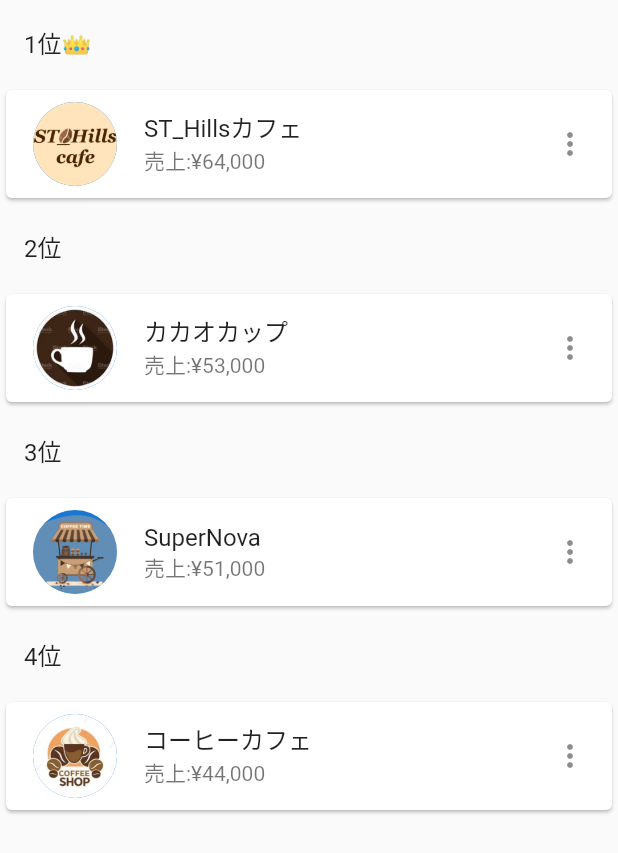
After one commit to shouhi/SEEDAS-app, a Flutter app: the MounthlyPage screen opened directly, on a phone screen of 412 x 824 dp. The commit adds this screen. Shown: the top 853 px of the screen. Run offline on Flutter 3.47's test engine with Material 2 defaults, Android fonts, the phone set to English and light mode, and no system bars; our stand-ins replace charts_flutter, cloud_firestore, firebase_auth, firebase_core, font_awesome_flutter, simple_animations; accounts and stored records are empty; statements that could not run were skipped.

Commit message:
ランキング実装

```diff
--- a/lib/importer.dart
+++ b/lib/importer.dart
@@ -6,6 +6,8 @@ export 'package:seedas/owners/root.dart';
 export 'package:seedas/routes/profile/profile.dart';
 export 'package:seedas/routes/reserve/reserve.dart';
 export 'package:seedas/routes/rank/ranking.dart';
+export 'package:seedas/routes/rank/mounth_route.dart';
+export 'package:seedas/routes/rank/total_route.dart';
 
 // Widget
 
--- a/lib/owners/signIn.dart
+++ b/lib/owners/signIn.dart
@@ -92,7 +92,7 @@ class _SignInState extends State<SignIn> {
                 print("User id is ${result.user.uid}"),
                 Navigator.pushAndRemoveUntil(
                     context,
-                    MaterialPageRoute(builder: (context) => Welcome()),
+                    MaterialPageRoute(builder: (context) => RootWidget()),
                     (_) => false),
                 emailInputController.clear(),
                 pwdInputController.clear(),
--- /dev/null
+++ b/lib/routes/rank/mounth_route.dart
@@ -0,0 +1,79 @@
+import 'package:seedas/importer.dart';
+
+class MounthlyPage extends StatefulWidget {
+  MounthlyPage({Key key}) : super(key: key);
+
+  @override
+  _MounthlyPageState createState() => _MounthlyPageState();
+}
+
+class _MounthlyPageState extends State<MounthlyPage> {
+  @override
+  Widget build(BuildContext context) {
+    return Scaffold(
+      body: Column(
+          children: <Widget>[
+             ListTile(
+              title: Text('1位👑'),
+            ),
+            Card(
+              child: ListTile(
+                leading: CircleAvatar(
+                        backgroundImage:
+                            AssetImage('assets/Icon/ST_Hillslogo.JPG'),
+                        radius: 30.0,
+                      ),
+                title: Text('ST_Hillsカフェ'),
+                subtitle: Text('売上:¥64,000'),
+                trailing: Icon(Icons.more_vert),
+              ),
+            ),
+            ListTile(
+              title: Text('2位'),
+            ),
+            Card(
+              child: ListTile(
+                leading: CircleAvatar(
+                        backgroundImage:
+                            AssetImage('assets/Icon/exe1logo.jpeg'),
+                        radius: 30.0,
+                      ),
+                title: Text('カカオカップ'),
+                subtitle: Text('売上:¥53,000'),
+                trailing: Icon(Icons.more_vert),
+              ),
+            ),
+            ListTile(
+              title: Text('3位'),
+            ),
+            Card(
+              child: ListTile(
+                leading: CircleAvatar(
+                        backgroundImage:
+                            AssetImage('assets/Icon/coffee_time.png'),
+                        radius: 30.0,
+                      ),
+                title: Text('SuperNova'),
+                subtitle: Text('売上:¥51,000'),
+                trailing: Icon(Icons.more_vert),
+              ),
+            ),
+            ListTile(
+              title: Text('4位'),
+            ),
+            Card(
+              child: ListTile(
+                leading: CircleAvatar(
+                        backgroundImage:
+                            AssetImage('assets/Icon/coffeeshoplogo.jpeg'),
+                        radius: 30.0,
+                      ),
+                title: Text('コーヒーカフェ'),
+                subtitle: Text('売上:¥44,000'),
+                trailing: Icon(Icons.more_vert),
+              ),
+            ),
+          ]
+    ));
+  }
+}
--- a/pubspec.yaml
+++ b/pubspec.yaml
@@ -53,6 +53,8 @@ flutter:
     - assets/Icon/logo.png
     - assets/Icon/coffee_time.png
     - assets/Icon/ST_Hillslogo.JPG
+    - assets/Icon/exe1logo.jpeg
+    - assets/Icon/coffeeshoplogo.jpeg
 
   # To add assets to your application, add an assets section, like this:
   # assets:
```
Also changed, not shown: lib/routes/rank/ranking.dart (+13 -0 lines), lib/routes/rank/total_route.dart (added, +63 -0 lines), assets/Icon/coffeeshoplogo.jpeg (added), assets/Icon/exe1logo.jpeg (added).
